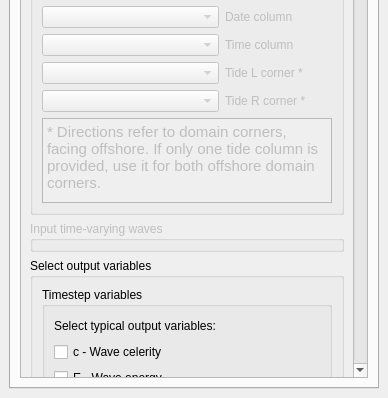
Old version of the form QBeach_dockwidget_base.ui in the repository JTMelly/QBeach; both pictures show x 0 to 388 and y 574 to 972 of the 388 by 972 pixel window.
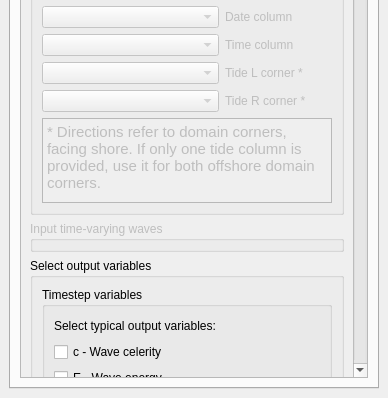
New version of the form. The open tabs and pages were chosen to show the change. Custom widgets are drawn as their Qt base class.

Commit message: now accepting time-varying tides

What changed in the file:
```diff
--- a/QBeach_dockwidget_base.ui
+++ b/QBeach_dockwidget_base.ui
@@ -1196,10 +1196,10 @@
           <widget class="QWidget" name="scrollAreaWidgetContents_2">
            <property name="geometry">
             <rect>
-             <x>-10</x>
+             <x>0</x>
              <y>0</y>
-             <width>353</width>
-             <height>963</height>
+             <width>346</width>
+             <height>882</height>
             </rect>
            </property>
            <layout class="QGridLayout" name="gridLayout_16">
@@ -1637,7 +1637,7 @@
                  <bool>false</bool>
                 </property>
                 <property name="styleSheet">
-                 <string notr="true">QgsCollapsibleGroupBoxBasic::title, QgsCollapsibleGroupBox::title {  subcontrol-origin: margin;  subcontrol-position: top left;  margin-left: 20px;  margin-right: 5px;  left: 0px;  top: 1px;}QgsCollapsibleGroupBoxBasic::title, QgsCollapsibleGroupBox::title {  subcontrol-origin: margin;  subcontrol-position: top left;  margin-left: 20px;  margin-right: 5px;  left: 0px;  top: 1px;}QgsCollapsibleGroupBoxBasic::title, QgsCollapsibleGroupBox::title {  subcontrol-origin: margin;  subcontrol-position: top left;  margin-left: 20px;  margin-right: 5px;  left: 0px;  top: 1px;}</string>
+                 <string notr="true">QgsCollapsibleGroupBoxBasic::title, QgsCollapsibleGroupBox::title {  subcontrol-origin: margin;  subcontrol-position: top left;  margin-left: 20px;  margin-right: 5px;  left: 0px;  top: 1px;}QgsCollapsibleGroupBoxBasic::title, QgsCollapsibleGroupBox::title {  subcontrol-origin: margin;  subcontrol-position: top left;  margin-left: 20px;  margin-right: 5px;  left: 0px;  top: 1px;}QgsCollapsibleGroupBoxBasic::title, QgsCollapsibleGroupBox::title {  subcontrol-origin: margin;  subcontrol-position: top left;  margin-left: 20px;  margin-right: 5px;  left: 0px;  top: 1px;}QgsCollapsibleGroupBoxBasic::title, QgsCollapsibleGroupBox::title {  subcontrol-origin: margin;  subcontrol-position: top left;  margin-left: 20px;  margin-right: 5px;  left: 0px;  top: 1px;} QgsCollapsibleGroupBoxBasic { border: none; }</string>
                 </property>
                 <property name="title">
                  <string>Input time-varying tides</string>
@@ -1840,7 +1840,7 @@
 li.unchecked::marker { content: &quot;\2610&quot;; }
 li.checked::marker { content: &quot;\2612&quot;; }
 &lt;/style&gt;&lt;/head&gt;&lt;body style=&quot; font-family:'Ubuntu Sans'; font-size:11pt; font-weight:400; font-style:normal;&quot;&gt;
-&lt;p style=&quot; margin-top:0px; margin-bottom:0px; margin-left:0px; margin-right:0px; -qt-block-indent:0; text-indent:0px;&quot;&gt;* Directions refer to domain corners, facing offshore. If only one tide column is provided, use it for both offshore domain corners.&lt;/p&gt;&lt;/body&gt;&lt;/html&gt;</string>
+&lt;p style=&quot; margin-top:0px; margin-bottom:0px; margin-left:0px; margin-right:0px; -qt-block-indent:0; text-indent:0px;&quot;&gt;* Directions refer to domain corners, facing shore. If only one tide column is provided, use it for both offshore domain corners.&lt;/p&gt;&lt;/body&gt;&lt;/html&gt;</string>
                      </property>
                     </widget>
                    </item>
```
Left out of the diff: 10 changed lines with no effect on the pictures. The commit also changes 3 other files.
